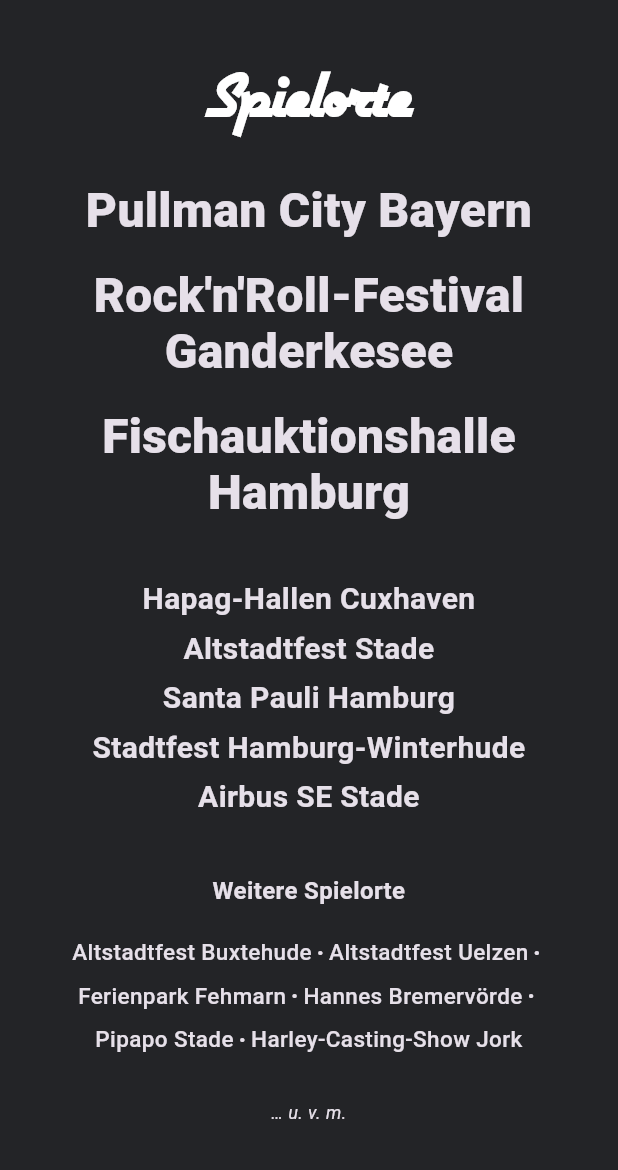
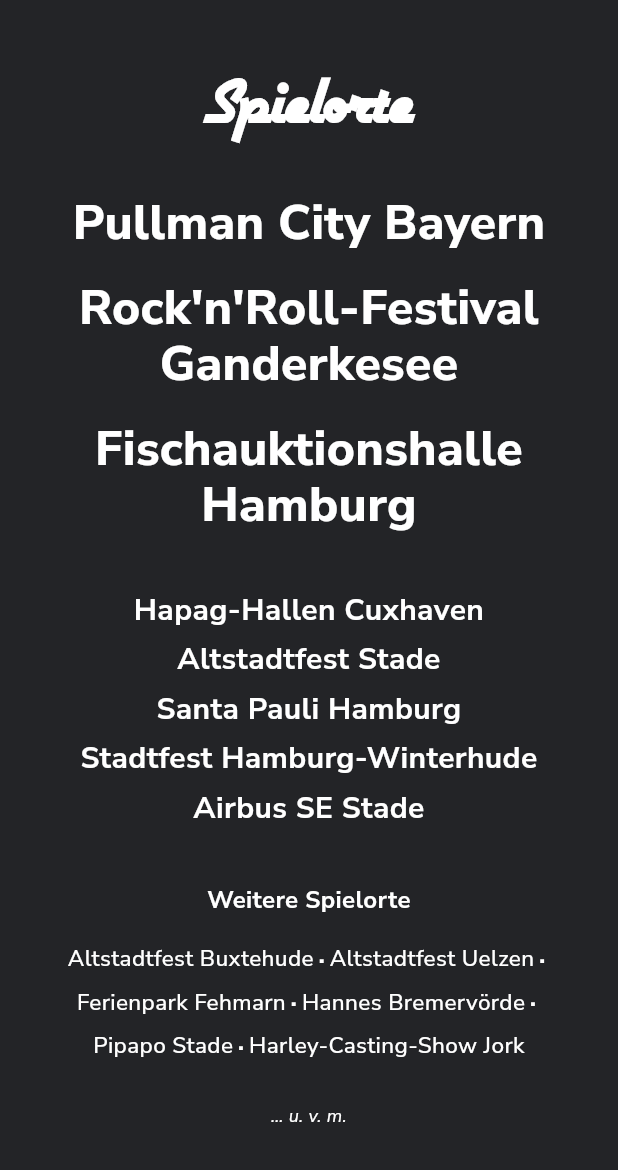
Before and after one commit to Synthiplayer/rtb, a Flutter app: the ReferencesPage screen opened by its route, on a phone screen of 412 x 824 dp, the part 66-1236 px from its top. Run offline on Flutter 3.47's test engine with Material 3 defaults, Android fonts, the phone set to English and light mode, and no system bars; our stand-ins replace cached_network_image, flutter_riverpod, font_awesome_flutter, go_router, photo_view, screenshot and 2 more; missing offline and left inert: dart:js_interop, dart:ui_web; accounts and stored records are empty; network calls fail.

Commit message:
10.07- Fonts offline nun

```diff
--- /dev/null
+++ b/lib/pages/app_text.dart
@@ -0,0 +1,59 @@
+import 'package:flutter/material.dart';
+import '../ui/app_colors.dart';
+
+class AppText {
+  // Basis-Funktion für Nunito Sans (Variable Font)
+  static TextStyle nunitoSans({
+    required double fontSize,
+    FontWeight fontWeight = FontWeight.normal,
+    FontStyle fontStyle = FontStyle.normal,
+    double height = 1.2,
+    double? letterSpacing,
+    Color? color,
+  }) => TextStyle(
+    fontFamily: 'NunitoSans',
+    fontSize: fontSize,
+    fontWeight: fontWeight,
+    fontStyle: fontStyle,
+    height: height,
+    letterSpacing: letterSpacing,
+    color: color ?? AppColors.text,
+  );
+
+  // Stile für verschiedene Anwendungsfälle
+
+  static TextStyle topVenue({required bool isMobile}) => nunitoSans(
+    fontSize: 32,
+    fontWeight: FontWeight.w800,
+    height: 1.16,
+    letterSpacing: 0.2,
+  );
+
+  static TextStyle featuredVenue({required bool isMobile}) => nunitoSans(
+    fontSize: isMobile ? 20 : 22,
+    fontWeight: FontWeight.w700,
+    height: 1.17,
+  );
+
+  static TextStyle listVenue({required bool isMobile}) => nunitoSans(
+    fontSize: isMobile ? 15 : 16,
+    fontWeight: FontWeight.w500,
+    height: 1.18,
+  );
+
+  // Airstream nur für Headlines, statisch eingebunden
+  static TextStyle airstream(double size) => const TextStyle(
+    fontFamily: 'Airstream',
+    fontWeight: FontWeight.bold,
+    color: AppColors.text,
+  ).copyWith(fontSize: size);
+
+  static TextStyle sectionTitle({required bool isMobile}) =>
+      airstream(isMobile ? 46 : 56);
+
+  static TextStyle otherTitle({required bool isMobile}) =>
+      nunitoSans(fontSize: isMobile ? 16 : 18, fontWeight: FontWeight.w700);
+
+  static TextStyle footerText() =>
+      nunitoSans(fontSize: 12, fontStyle: FontStyle.italic);
+}
--- a/lib/pages/references_page.dart
+++ b/lib/pages/references_page.dart
@@ -1,14 +1,12 @@
-// File: lib/src/pages/references_page.dart
 import 'package:flutter/material.dart';
-import 'package:google_fonts/google_fonts.dart';
 import 'package:rtb/widgets/responsive_scaffold.dart';
 import 'package:rtb/widgets/band_drawer.dart';
 import 'package:rtb/ui/breakpoints.dart';
+import 'package:rtb/pages/app_text.dart'; // <- zentrale Textstyles
 
 class ReferencesPage extends StatelessWidget {
   const ReferencesPage({super.key});
 
-  // Festival-Bullet-List für die weiteren Spielorte
   Widget festivalBulletList(
     List<String> venues,
     TextStyle style, {
@@ -45,7 +43,6 @@ class ReferencesPage extends StatelessWidget {
     );
   }
 
-  // Schöne Eintrag-Listen mit Eintrag pro Zeile (zentriert, kein Bullet)
   Widget venueColumn(
     List<String> venues,
     TextStyle style, {
@@ -83,62 +80,35 @@ class ReferencesPage extends StatelessWidget {
       "Harley-Casting-Show Jork",
     ];
 
-    final theme = Theme.of(context).textTheme;
     final width = MediaQuery.of(context).size.width;
     final isMobile = width < Breakpoints.mobile;
 
-    // Styles
-    final topStyle = GoogleFonts.roboto(
-      fontSize: isMobile ? 32 : 32,
-      fontWeight: FontWeight.w800,
-      height: 1.16,
-      letterSpacing: 0.2,
-    );
-    final featuredStyle = GoogleFonts.roboto(
-      fontSize: isMobile ? 20 : 22,
-      fontWeight: FontWeight.w700,
-      height: 1.17,
-    );
-    final listStyle = GoogleFonts.roboto(
-      fontSize: isMobile ? 15 : 16,
-      fontWeight: FontWeight.w500,
-      height: 1.18,
-    );
+    final topStyle = AppText.topVenue(isMobile: isMobile);
+    final featuredStyle = AppText.featuredVenue(isMobile: isMobile);
+    final listStyle = AppText.listVenue(isMobile: isMobile);
+    final sectionTitleStyle = AppText.sectionTitle(isMobile: isMobile);
+    final otherTitleStyle = AppText.otherTitle(isMobile: isMobile);
+    final footerStyle = AppText.footerText();
 
-    // Content-Column
     Widget content = Column(
       crossAxisAlignment: CrossAxisAlignment.center,
       children: [
         Text(
           'Spielorte',
-          style: theme.headlineLarge?.copyWith(
-            fontSize: isMobile ? 46 : 56,
-            fontFamily: 'Airstream',
-          ),
+          style: sectionTitleStyle,
           textAlign: TextAlign.center,
         ),
         const SizedBox(height: 26),
-
-        // Top Venues: je Zeile, ohne Bullet
         venueColumn(topVenues, topStyle, verticalSpacing: 20),
         const SizedBox(height: 40),
-
-        // Featured Venues: je Zeile, ohne Bullet
         venueColumn(featuredVenues, featuredStyle, verticalSpacing: 10),
         const SizedBox(height: 40),
-
-        // Überschrift weitere
         Text(
           'Weitere Spielorte',
-          style: GoogleFonts.roboto(
-            fontSize: theme.titleMedium?.fontSize ?? (isMobile ? 16 : 18),
-            fontWeight: FontWeight.w700,
-          ),
+          style: otherTitleStyle,
           textAlign: TextAlign.center,
         ),
         const SizedBox(height: 20),
-
-        // Restliche Venues: Festival-Bullets
         festivalBulletList(
           venueList,
           listStyle,
@@ -146,16 +116,10 @@ class ReferencesPage extends StatelessWidget {
           runSpacing: 9,
         ),
         const SizedBox(height: 30),
-
-        Text(
-          '… u. v. m.',
-          style: GoogleFonts.roboto(fontSize: 12, fontStyle: FontStyle.italic),
-          textAlign: TextAlign.center,
-        ),
+        Text('… u. v. m.', style: footerStyle, textAlign: TextAlign.center),
       ],
     );
 
-    // Desktop: Max-Width
     if (!isMobile) {
       content = Center(
         child: ConstrainedBox(
--- a/lib/sections/band_section.dart
+++ b/lib/sections/band_section.dart
@@ -75,7 +75,7 @@ class _BandSectionState extends State<BandSection> {
                 textAlign: TextAlign.center,
               ),
               const SizedBox(height: 8),
-              // Kurze Anweisung (Roboto)
+              // Kurze Anweisung (themeschrift)
               Text(
                 'Für Info Bild gedrückt halten',
                 style: Theme.of(context).textTheme.bodyMedium,
--- a/lib/sections/spotify_section.dart
+++ b/lib/sections/spotify_section.dart
@@ -50,7 +50,6 @@ class SpotifySection extends StatelessWidget {
             ),
           ),
 
-          // Untertitel in Roboto
           Padding(
             padding: const EdgeInsets.only(bottom: 16),
             child: Text(
```
Also changed, not shown: assets/fonts/OFL.txt (added, +93 -0 lines), lib/ui/theme.dart (+12 -10 lines), lib/widgets/hero/hero_header_slide_show.dart (+3 -4 lines), lib/widgets/hero/install_guide.dart (+3 -5 lines), pubspec.yaml (+6 -4 lines), assets/fonts/NunitoSans-Italic-VariableFont_YTLC,opsz,wdth,wght.ttf (added), assets/fonts/NunitoSans-VariableFont_YTLC,opsz,wdth,wght.ttf (added), assets/fonts/README.txt (added).
